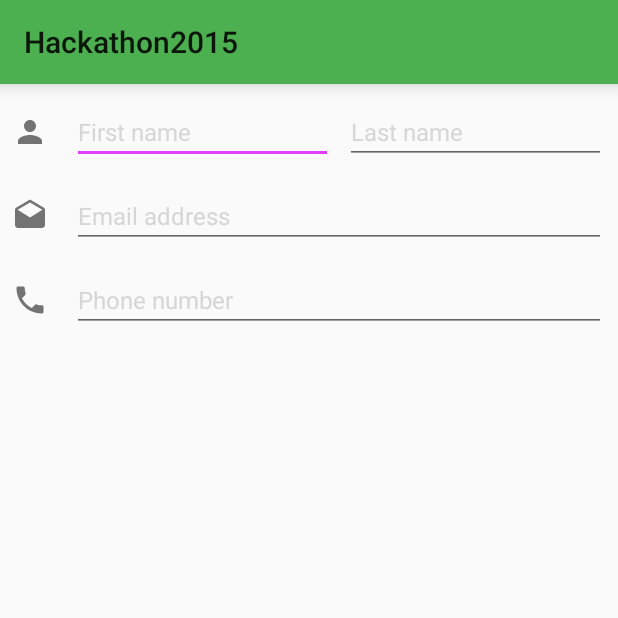
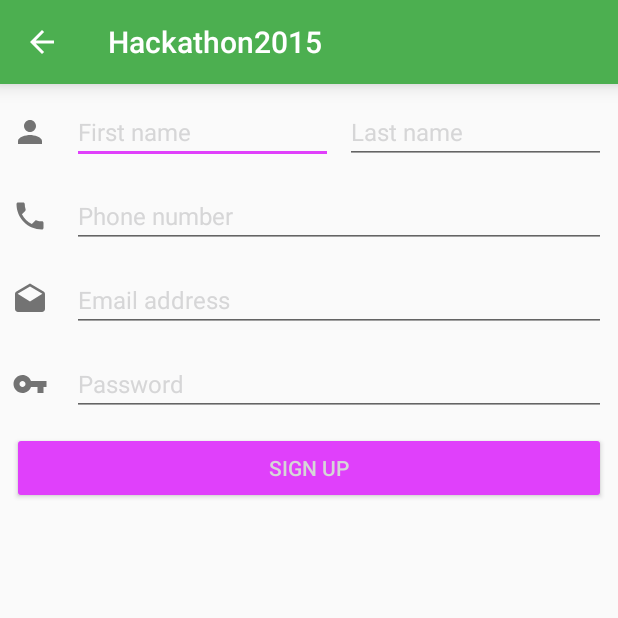
Before and after one commit to hackathon-5/you-wont-like-us-when-were-hangry-repo, an Android app: the SignupActivity screen opened directly, with no data from a screen before it, on a phone screen of 412 x 824 dp, the top half of it. Run offline under Robolectric (Android 15) with nearby library versions, the phone set to English and light mode, and no system bars; our stand-ins replace ButterKnife, Timber; libraries missing offline, so code that uses them is left out: com.ftinc.kit, hugo.weaving, rx.android.app, rx.functions; 2 statements that could not run were skipped.

Commit message:
Setup process finished

```diff
--- a/app/src/main/AndroidManifest.xml
+++ b/app/src/main/AndroidManifest.xml
@@ -13,8 +13,8 @@
             android:theme="@android:style/Theme.NoDisplay"
             android:noHistory="true">
             <intent-filter>
-                <action android:name="ANDROID.INTENT.ACTION.MAIN" />
-                <category android:name="ANDROID.INTENT.CATEGORY.LAUNCHER" />
+                <action android:name="android.intent.action.MAIN" />
+                <category android:name="android.intent.category.LAUNCHER" />
             </intent-filter>
         </activity>
 
--- a/app/src/main/java/com/r0adkll/hackathon/ui/screens/setup/LoginActivity.java
+++ b/app/src/main/java/com/r0adkll/hackathon/ui/screens/setup/LoginActivity.java
@@ -102,6 +102,8 @@ public class LoginActivity extends BaseActivity {
     void onSignUpClicked(){
 
         // Show the signup flow
+        Intent intent = new Intent(this, SignupActivity.class);
+        startActivity(intent);
 
 
     }
--- a/app/src/main/java/com/r0adkll/hackathon/ui/screens/setup/SignupActivity.java
+++ b/app/src/main/java/com/r0adkll/hackathon/ui/screens/setup/SignupActivity.java
@@ -1,28 +1,112 @@
 package com.r0adkll.hackathon.ui.screens.setup;
 
+import android.content.Intent;
 import android.os.Bundle;
+import android.support.design.widget.Snackbar;
+import android.support.v7.widget.Toolbar;
+import android.view.View;
+import android.widget.Button;
+import android.widget.EditText;
+import android.widget.ProgressBar;
 
+import com.ftinc.kit.preferences.StringPreference;
+import com.ftinc.kit.util.RxUtils;
 import com.r0adkll.hackathon.AppComponent;
 import com.r0adkll.hackathon.R;
+import com.r0adkll.hackathon.api.ApiService;
+import com.r0adkll.hackathon.data.model.User;
+import com.r0adkll.hackathon.ui.AppActivity;
 import com.r0adkll.hackathon.ui.model.BaseActivity;
+import com.r0adkll.hackathon.util.qualifiers.Token;
+
+import javax.inject.Inject;
+
+import butterknife.Bind;
+import butterknife.ButterKnife;
+import butterknife.OnClick;
+import rx.android.app.AppObservable;
+import rx.functions.Action1;
 
 /**
  * Project: Hackathon2015
  * Package: com.r0adkll.hackathon.ui.screens.setup
  * Created by drew.heavner on 8/28/15.
  */
-public class SignupActivity extends BaseActivity {
+public class SignupActivity extends BaseActivity implements View.OnClickListener {
+
+    @Bind(R.id.input_firstname)
+    EditText mInputFirstname;
+    @Bind(R.id.input_lastname)
+    EditText mInputLastname;
+    @Bind(R.id.input_phone)
+    EditText mInputPhone;
+    @Bind(R.id.input_email)
+    EditText mInputEmail;
+    @Bind(R.id.input_password)
+    EditText mInputPassword;
+    @Bind(R.id.loading)
+    ProgressBar mLoading;
+
+    @Inject @Token
+    StringPreference mToken;
+
+    @Inject
+    ApiService mApi;
 
     @Override
     protected void onCreate(Bundle savedInstanceState) {
         super.onCreate(savedInstanceState);
         setContentView(R.layout.activity_signup);
+        ButterKnife.bind(this);
+
+        getAppBar().setNavigationOnClickListener(this);
+        getSupportActionBar().setDisplayHomeAsUpEnabled(true);
     }
 
+    private void showLoading(){
+        mLoading.setVisibility(View.VISIBLE);
+    }
 
+    private void hideLoading(){
+        mLoading.setVisibility(View.GONE);
+    }
+
+    @OnClick(R.id.sign_up)
+    void onSignUpClicked(){
+
+        // Gather Inputs
+        String first = mInputFirstname.getText().toString().trim();
+        String last = mInputLastname.getText().toString().trim();
+        String phone = mInputPhone.getText().toString().trim();
+        String email = mInputEmail.getText().toString().trim();
+        String pswd = mInputPassword.getText().toString().trim();
+
+        showLoading();
+        AppObservable.bindActivity(this, mApi.signup(email, pswd, String.format("%s %s", first, last), phone))
+                .compose(RxUtils.applyIOSchedulers())
+                .subscribe(user -> {
+                    hideLoading();
+                    mToken.set(user.token);
+
+                    Intent main = new Intent(SignupActivity.this, AppActivity.class);
+                    main.setFlags(Intent.FLAG_ACTIVITY_CLEAR_TOP | Intent.FLAG_ACTIVITY_NEW_TASK);
+                    startActivity(main);
+                    finish();
+                }, throwable -> {
+                    hideLoading();
+                    Snackbar.make(mInputFirstname, throwable.getLocalizedMessage(), Snackbar.LENGTH_SHORT).show();
+                });
+
+
+    }
 
     @Override
     protected void setupComponent(AppComponent appGraph) {
         appGraph.inject(this);
     }
+
+    @Override
+    public void onClick(View v) {
+        finish();
+    }
 }
--- /dev/null
+++ b/app/src/main/res/drawable/ic_vpn_key_24dp.xml
@@ -0,0 +1,9 @@
+<vector xmlns:android="http://schemas.android.com/apk/res/android"
+        android:width="24dp"
+        android:height="24dp"
+        android:viewportWidth="24.0"
+        android:viewportHeight="24.0">
+    <path
+        android:fillColor="#FF000000"
+        android:pathData="M12.65,10C11.83,7.67 9.61,6 7,6c-3.31,0 -6,2.69 -6,6s2.69,6 6,6c2.61,0 4.83,-1.67 5.65,-4H17v4h4v-4h2v-4H12.65zM7,14c-1.1,0 -2,-0.9 -2,-2s0.9,-2 2,-2 2,0.9 2,2 -0.9,2 -2,2z"/>
+</vector>
--- a/app/src/main/res/layout/activity_login.xml
+++ b/app/src/main/res/layout/activity_login.xml
@@ -1,5 +1,6 @@
 <?xml version="1.0" encoding="utf-8"?>
 <LinearLayout xmlns:android="http://schemas.android.com/apk/res/android"
+    xmlns:app="http://schemas.android.com/apk/res-auto"
     android:orientation="vertical"
     android:layout_width="match_parent"
     android:layout_height="match_parent">
@@ -12,6 +13,9 @@
 
         android:background="?attr/colorPrimary"
         android:elevation="@dimen/appbar_elevation"
+        android:theme="@style/ThemeOverlay.AppCompat.Dark.ActionBar"
+        app:popupTheme="@style/ThemeOverlay.AppCompat.Light"
+
         />
 
     <EditText
--- a/app/src/main/res/layout/activity_signup.xml
+++ b/app/src/main/res/layout/activity_signup.xml
@@ -1,5 +1,6 @@
 <?xml version="1.0" encoding="utf-8"?>
 <LinearLayout xmlns:android="http://schemas.android.com/apk/res/android"
+    xmlns:app="http://schemas.android.com/apk/res-auto"
     android:orientation="vertical"
     android:layout_width="match_parent"
     android:layout_height="match_parent">
@@ -12,6 +13,9 @@
 
         android:background="?attr/colorPrimary"
         android:elevation="@dimen/appbar_elevation"
+        android:theme="@style/ThemeOverlay.AppCompat.Dark.ActionBar"
+        app:popupTheme="@style/ThemeOverlay.AppCompat.Light"
+
         />
 
 
@@ -89,6 +93,41 @@
             android:layout_marginLeft="@dimen/activity_padding"
             android:layout_marginRight="@dimen/activity_padding"
 
+            android:src="@drawable/ic_call_24dp"
+            android:alpha=".54"
+            />
+
+        <EditText
+            android:id="@+id/input_phone"
+            android:layout_width="match_parent"
+            android:layout_height="wrap_content"
+            android:layout_marginLeft="@dimen/activity_padding"
+            android:layout_marginRight="@dimen/activity_padding"
+
+            android:hint="Phone number"
+            android:textSize="16sp"
+            android:textColorHint="@color/black26"
+            android:textColor="@color/black87"
+
+            android:singleLine="true"
+            android:inputType="numberSigned"
+            />
+
+    </LinearLayout>
+
+    <LinearLayout
+        android:layout_width="match_parent"
+        android:layout_height="wrap_content"
+        android:minHeight="48dp"
+        android:gravity="center_vertical|start"
+        android:layout_marginTop="@dimen/half_padding">
+
+        <ImageView
+            android:layout_width="wrap_content"
+            android:layout_height="wrap_content"
+            android:layout_marginLeft="@dimen/activity_padding"
+            android:layout_marginRight="@dimen/activity_padding"
+
             android:src="@drawable/ic_drafts_24dp"
             android:alpha=".54"
             />
@@ -124,26 +163,48 @@
             android:layout_marginLeft="@dimen/activity_padding"
             android:layout_marginRight="@dimen/activity_padding"
 
-            android:src="@drawable/ic_call_24dp"
+            android:src="@drawable/ic_vpn_key_24dp"
             android:alpha=".54"
             />
 
         <EditText
-            android:id="@+id/input_phone"
+            android:id="@+id/input_password"
             android:layout_width="match_parent"
             android:layout_height="wrap_content"
             android:layout_marginLeft="@dimen/activity_padding"
             android:layout_marginRight="@dimen/activity_padding"
 
-            android:hint="Phone number"
+            android:hint="Password"
             android:textSize="16sp"
             android:textColorHint="@color/black26"
             android:textColor="@color/black87"
 
             android:singleLine="true"
-            android:inputType="numberSigned"
+            android:inputType="text|textPassword"
             />
 
     </LinearLayout>
 
+    <Button
+        android:id="@+id/sign_up"
+        android:layout_width="match_parent"
+        android:layout_height="wrap_content"
+
+        android:layout_marginTop="@dimen/activity_padding"
+        android:layout_marginLeft="@dimen/activity_padding"
+        android:layout_marginRight="@dimen/activity_padding"
+
+        android:text="Sign up"
+        android:textColor="@color/white"
+        android:backgroundTint="?attr/colorAccent"
+        />
+
+    <ProgressBar
+        android:id="@+id/loading"
+        android:layout_width="wrap_content"
+        android:layout_height="wrap_content"
+        android:layout_gravity="center_horizontal"
+        android:visibility="gone"
+        />
+
 </LinearLayout>
```
